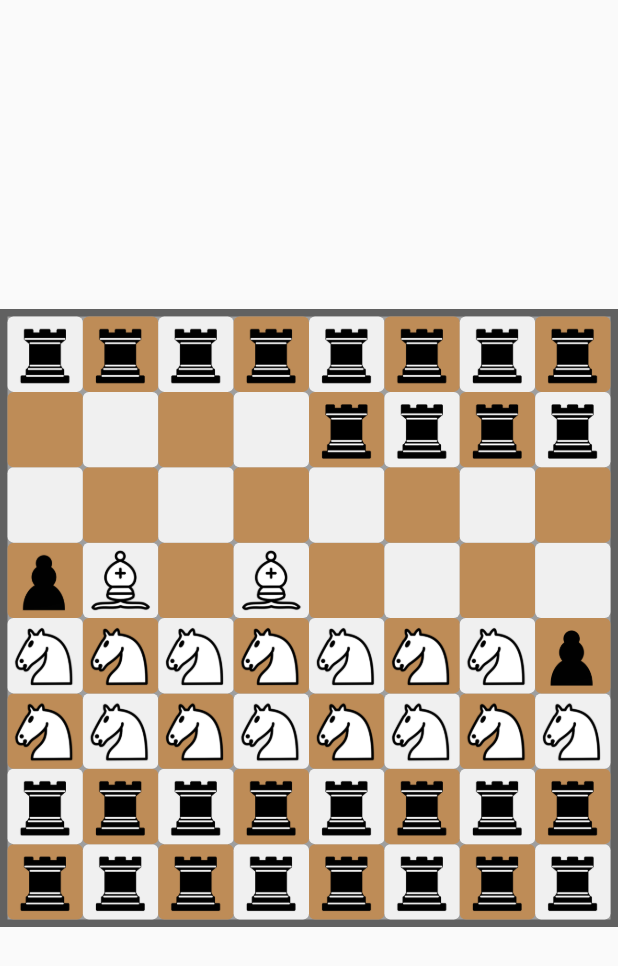
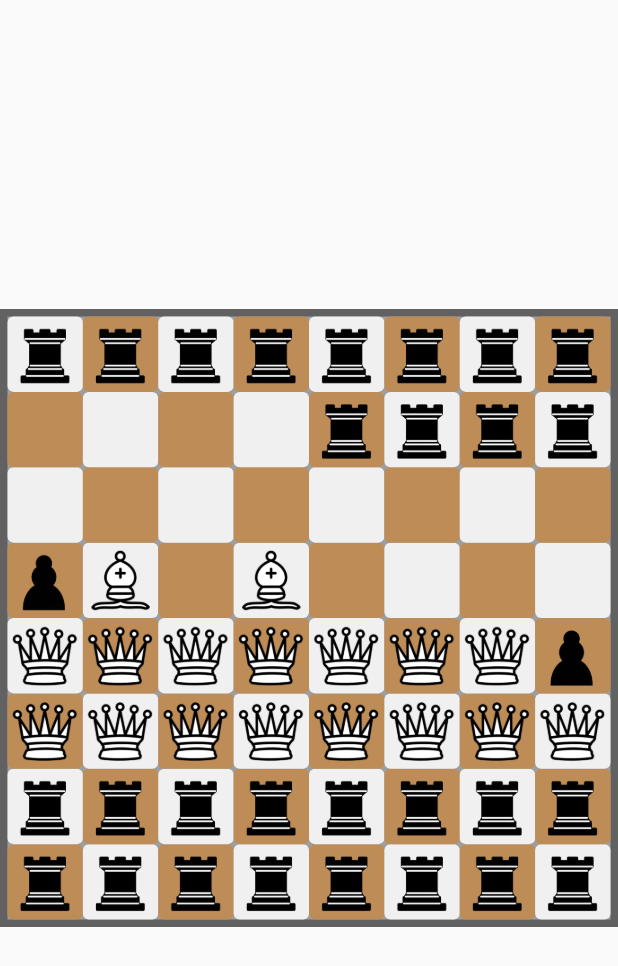
Before and after one commit to Hippopop/Flutter-chess-game, a Flutter app: the screen it shows after launch, on a phone screen of 412 x 824 dp. Shown: the top 966 px of the screen. Run offline on Flutter 3.47's test engine with Material 2 defaults, Android fonts, the phone set to English and light mode, and no system bars; our stand-ins replace go_router.

Commit message:
all pieces structured except king & new router!

```diff
--- a/chess_game/lib/src/app.dart
+++ b/chess_game/lib/src/app.dart
@@ -1,5 +1,5 @@
-import 'package:chess_game/src/views/entry_home.dart';
-import 'package:chess_game/systems/theme/theme.dart';
+import 'package:chess_game/src/services/systems/routes/router.dart';
+import 'package:chess_game/src/services/systems/theme/theme.dart';
 import 'package:flutter/material.dart';
 
 
@@ -8,11 +8,14 @@ class MyApp extends StatelessWidget {
 
   @override
   Widget build(BuildContext context) {
-    return MaterialApp(
+    return MaterialApp.router(
+      routeInformationProvider: myRouter.routeInformationProvider,
+      routeInformationParser: myRouter.routeInformationParser,
+      routerDelegate: myRouter.routerDelegate,
       title: 'Flutter Chess',
       debugShowCheckedModeBanner: false,
       theme: LightTheme.lightTheme,
-      home: const HomeScreen(),
+      // home: const HomeScreen(),
     );
   }
 }
--- a/chess_game/lib/src/models/piece_models.dart
+++ b/chess_game/lib/src/models/piece_models.dart
@@ -124,6 +124,7 @@ class Rook extends PieceStructure {
   @override
   int get getWorth => 3;
 }
+
 class Knight extends PieceStructure {
   Knight(SquareCoordinate currentCoordinate, Identity identity)
       : super._(currentCoordinate, identity);
@@ -134,21 +135,29 @@ class Knight extends PieceStructure {
   List<SquareCoordinate> get getPossibleMoves {
     final List<SquareCoordinate> moves = [];
     moves.add(SquareCoordinate(
-          column: currentCoordinate!.column + 2, row: currentCoordinate!.row + 1));
+        column: currentCoordinate!.column + 2,
+        row: currentCoordinate!.row + 1));
     moves.add(SquareCoordinate(
-          column: currentCoordinate!.column + 2, row: currentCoordinate!.row - 1));
+        column: currentCoordinate!.column + 2,
+        row: currentCoordinate!.row - 1));
     moves.add(SquareCoordinate(
-          column: currentCoordinate!.column + 1, row: currentCoordinate!.row + 2));
+        column: currentCoordinate!.column + 1,
+        row: currentCoordinate!.row + 2));
     moves.add(SquareCoordinate(
-          column: currentCoordinate!.column - 1, row: currentCoordinate!.row + 2));
+        column: currentCoordinate!.column - 1,
+        row: currentCoordinate!.row + 2));
     moves.add(SquareCoordinate(
-          column: currentCoordinate!.column - 2, row: currentCoordinate!.row + 1));
+        column: currentCoordinate!.column - 2,
+        row: currentCoordinate!.row + 1));
     moves.add(SquareCoordinate(
-          column: currentCoordinate!.column - 2, row: currentCoordinate!.row - 1));
+        column: currentCoordinate!.column - 2,
+        row: currentCoordinate!.row - 1));
     moves.add(SquareCoordinate(
-          column: currentCoordinate!.column + 1, row: currentCoordinate!.row - 2));
+        column: currentCoordinate!.column + 1,
+        row: currentCoordinate!.row - 2));
     moves.add(SquareCoordinate(
-          column: currentCoordinate!.column - 1, row: currentCoordinate!.row - 2));
+        column: currentCoordinate!.column - 1,
+        row: currentCoordinate!.row - 2));
     return moves;
   }
 
@@ -159,3 +168,47 @@ class Knight extends PieceStructure {
   @override
   int get getWorth => 3;
 }
+
+class Queen extends PieceStructure {
+  Queen(SquareCoordinate currentCoordinate, Identity identity)
+      : super._(currentCoordinate, identity);
+
+  String name = "queen";
+
+  @override
+  List<SquareCoordinate> get getPossibleMoves {
+    final List<SquareCoordinate> moves = [];
+    for (int i = 1; i < 8; i++) {
+      //Bishop
+      moves.add(SquareCoordinate(
+          column: currentCoordinate!.column + i,
+          row: currentCoordinate!.row + i));
+      moves.add(SquareCoordinate(
+          column: currentCoordinate!.column - i,
+          row: currentCoordinate!.row - i));
+      moves.add(SquareCoordinate(
+          column: currentCoordinate!.column + i,
+          row: currentCoordinate!.row - i));
+      moves.add(SquareCoordinate(
+          column: currentCoordinate!.column - i,
+          row: currentCoordinate!.row + i));
+      //Rook
+      moves.add(SquareCoordinate(
+          column: currentCoordinate!.column + i, row: currentCoordinate!.row));
+      moves.add(SquareCoordinate(
+          column: currentCoordinate!.column - i, row: currentCoordinate!.row));
+      moves.add(SquareCoordinate(
+          column: currentCoordinate!.column, row: currentCoordinate!.row - i));
+      moves.add(SquareCoordinate(
+          column: currentCoordinate!.column, row: currentCoordinate!.row + i));
+    }
+    return moves;
+  }
+
+  @override
+  String get getName => name;
+  @override
+  String get imagePath => "assets/pieces/png/${identity.name}_$name.png";
+  @override
+  int get getWorth => 9;
+}
--- /dev/null
+++ b/chess_game/lib/src/services/systems/routes/router.dart
@@ -0,0 +1,24 @@
+import 'package:chess_game/src/views/entry_home.dart';
+import 'package:flutter/material.dart';
+import 'package:go_router/go_router.dart';
+
+GoRouter myRouter = GoRouter(
+    initialLocation: '/board',
+  routes: [
+    GoRoute(
+      path: '/board',
+      name: 'boardScreen',
+      pageBuilder: (context, state) => MaterialPage(
+        key: state.pageKey,
+        child: const HomeScreen(),
+      ),
+    )
+  ],
+  errorPageBuilder: (context, state) => MaterialPage(
+      key: state.pageKey,
+      child: Scaffold(
+        body: Center(
+          child: Text(state.error.toString()),
+        ),
+      )),
+);
--- a/chess_game/lib/systems/theme/light_theme.dart
+++ b/chess_game/lib/src/services/systems/theme/light_theme.dart
@@ -2,5 +2,5 @@ import 'package:flutter/material.dart';
 
 class LightTheme {
   static final ThemeData lightTheme =
-      ThemeData(fontFamily: 'Bangers', textTheme: TextTheme());
+      ThemeData(fontFamily: 'Bangers', textTheme: const TextTheme());
 }
--- a/chess_game/lib/src/views/widgets/board_frame.dart
+++ b/chess_game/lib/src/views/widgets/board_frame.dart
@@ -38,7 +38,7 @@ class _BoardFrameState extends State<BoardFrame> {
           } else if (create.boxNumber() > 30 && create.boxNumber() < 52) {
             x.add(create);
           } else if (create.boxNumber() > 15 && create.boxNumber() < 48) {
-            create.setPiece(Knight(SquareCoordinate(column: column, row: row), Identity.white));
+            create.setPiece(Queen(SquareCoordinate(column: column, row: row), Identity.white));
             x.add(create);
           } else {
             create.setPiece(
--- a/chess_game/lib/src/views/widgets/piece_widget.dart
+++ b/chess_game/lib/src/views/widgets/piece_widget.dart
@@ -35,8 +35,8 @@ class PieceWidget extends StatelessWidget {
           width: width + 10,
         ),
         onDragCompleted: () {
-          context.findAncestorWidgetOfExactType<SquareWidget>()?.updateOnkill();
-          context.findAncestorStateOfType<SquareWidgetState>()?.setState(() {});
+          context.findAncestorWidgetOfExactType<SquareWidget>()?.updateOnkill(); // TODO: Ship this method to the State management section.
+          context.findAncestorStateOfType<SquareWidgetState>()?.setState(() {}); // TODO: Ship this method to the State management section.
         },
         child: Image.asset(
           piece.imagePath,
--- a/chess_game/pubspec.yaml
+++ b/chess_game/pubspec.yaml
@@ -11,10 +11,14 @@ environment:
 dependencies:
   flutter:
     sdk: flutter
+  cupertino_icons: ^1.0.2
 
-  cupertino_icons: ^1.0.2
   flutter_svg: ^1.1.3
+  # Flutter bloc State Management
+  flutter_bloc: ^8.1.1
   equatable: ^2.0.3
+  # Navigator 2.0
+  go_router: ^4.4.1
 
 dev_dependencies:
   flutter_test:
```
Also changed, not shown: chess_game/lib/src/services/systems/theme/dark_theme.dart (added), chess_game/lib/src/services/systems/theme/theme.dart (renamed from chess_game/lib/systems/theme/theme.dart), chess_game/lib/src/services/systems/theme/theme_settings.dart (added), chess_game/pubspec.lock. Lines whose indentation alone changed are shown as unchanged.
